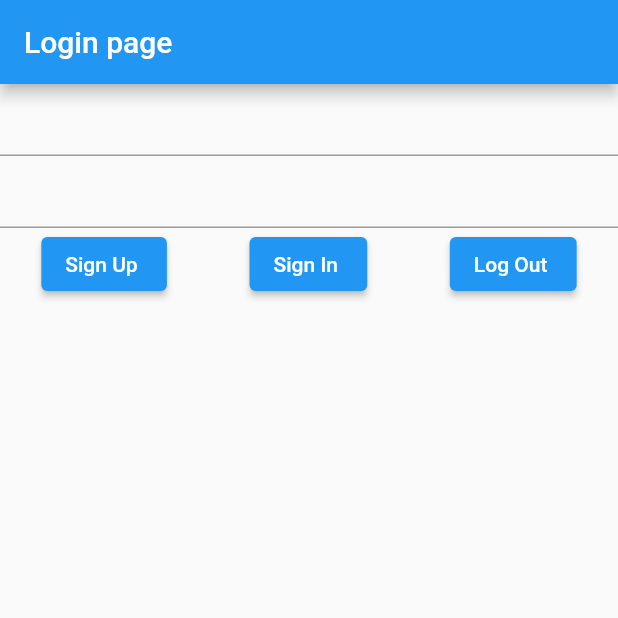
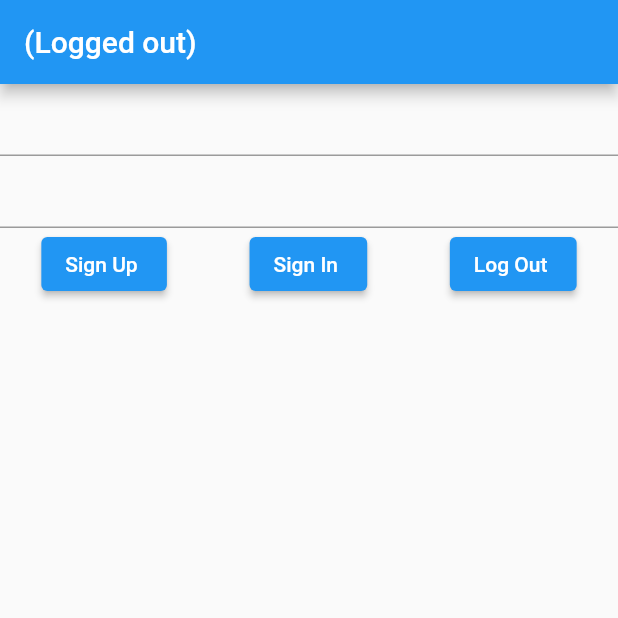
Before and after one commit to SpencerSchofield/StayingSafe, a Flutter app: the screen it shows after launch, on a phone screen of 412 x 824 dp, the top half of it. Run offline on Flutter 3.47's test engine with Material 2 defaults, Android fonts, the phone set to English and light mode, and no system bars; our stand-ins replace firebase_auth, firebase_core; accounts and stored records are empty.

Commit message:
user is able to login/out and sign up to the application

```diff
--- a/staying_safe/lib/main.dart
+++ b/staying_safe/lib/main.dart
@@ -20,11 +20,12 @@
   final passwordcontroller = TextEditingController();
   @override
   Widget build(BuildContext context) {
+    User? user = FirebaseAuth.instance.currentUser;
+
     return MaterialApp(
       home: Scaffold(
         appBar: AppBar(
-          title: Text('Login page'),
-        ),
+            title: Text('(Logged ' + (user == null ? 'out' : 'in') + ')')),
         body: Center(
           child: Column(
             children: [
@@ -46,8 +47,20 @@
                                 password: passwordcontroller.text);
                         setState(() {});
                       }),
-                  ElevatedButton(child: Text('Sign In '), onPressed: () {}),
-                  ElevatedButton(child: Text('Log Out '), onPressed: () {}),
+                  ElevatedButton(
+                      child: Text('Sign In '),
+                      onPressed: () async {
+                        await FirebaseAuth.instance.signInWithEmailAndPassword(
+                            email: emailcontroller.text,
+                            password: passwordcontroller.text);
+                        setState(() {});
+                      }),
+                  ElevatedButton(
+                      child: Text('Log Out '),
+                      onPressed: () async {
+                        await FirebaseAuth.instance.signOut();
+                        setState(() {});
+                      }),
                 ],
               )
             ],
```
